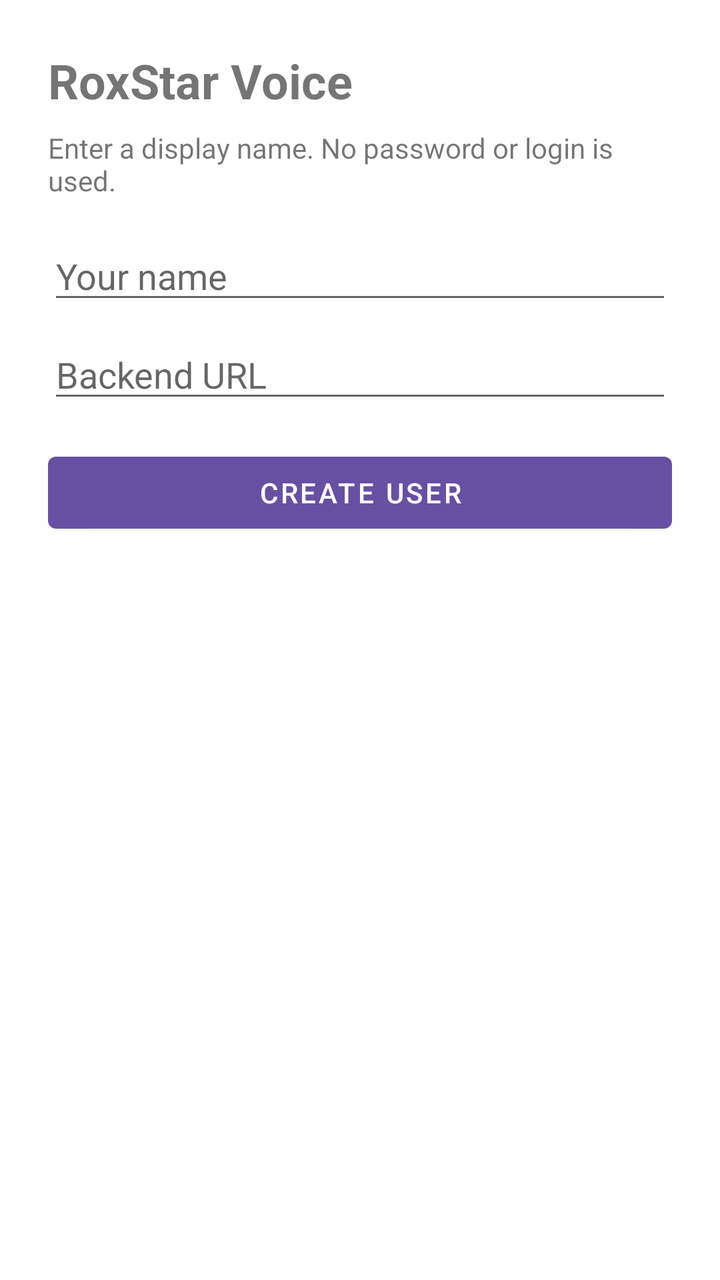
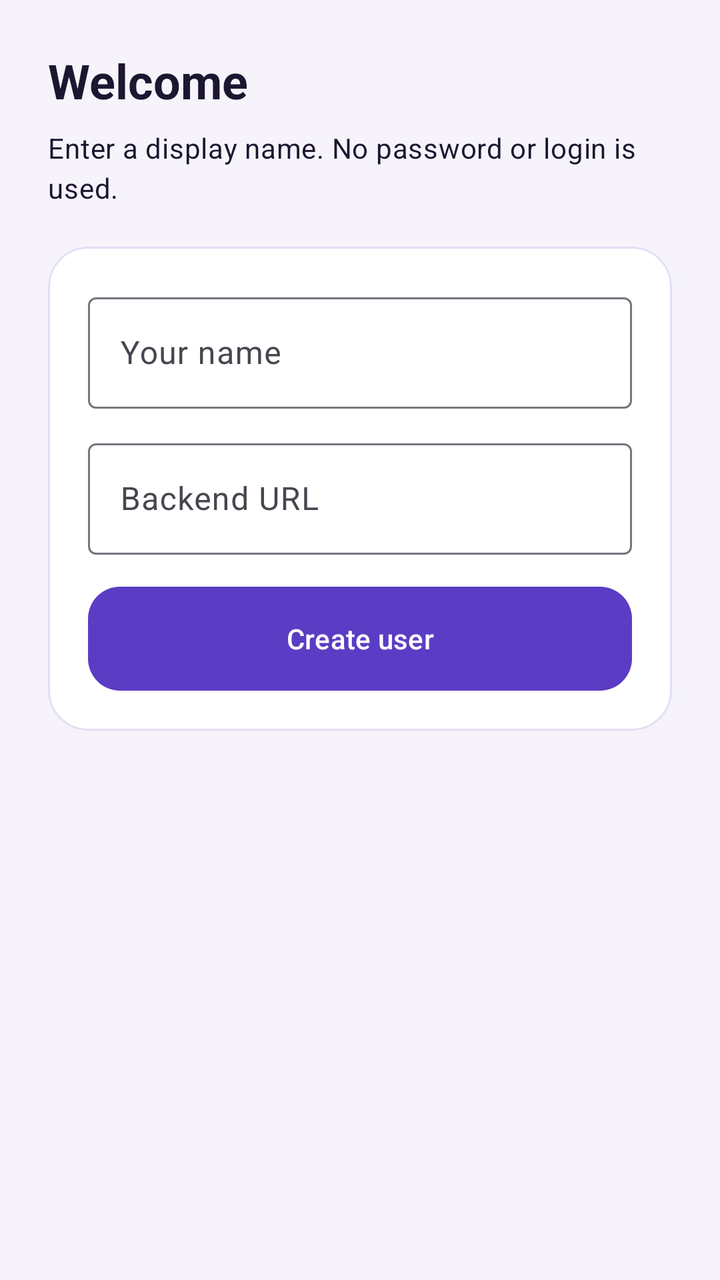

Two renders of the same Android screen: before a commit and after it. Below are the layout's source before the change and the commit's diff.
<!-- AndroidManifest.xml: application theme Theme.RoxStar -->
<!-- res/layout/fragment_name_setup.xml -->
<?xml version="1.0" encoding="utf-8"?>
<ScrollView xmlns:android="http://schemas.android.com/apk/res/android"
    android:layout_width="match_parent"
    android:layout_height="match_parent">

    <LinearLayout
        android:layout_width="match_parent"
        android:layout_height="wrap_content"
        android:orientation="vertical"
        android:padding="24dp">

        <TextView
            android:layout_width="match_parent"
            android:layout_height="wrap_content"
            android:text="RoxStar Voice"
            android:textSize="24sp"
            android:textStyle="bold" />

        <TextView
            android:layout_width="match_parent"
            android:layout_height="wrap_content"
            android:layout_marginTop="8dp"
            android:text="Enter a display name. No password or login is used." />

        <EditText
            android:id="@+id/userName"
            android:layout_width="match_parent"
            android:layout_height="wrap_content"
            android:layout_marginTop="16dp"
            android:hint="Your name"
            android:inputType="textPersonName"
            android:maxLength="100" />

        <EditText
            android:id="@+id/apiUrl"
            android:layout_width="match_parent"
            android:layout_height="wrap_content"
            android:layout_marginTop="8dp"
            android:hint="Backend URL"
            android:inputType="textUri" />

        <Button
            android:id="@+id/createUser"
            android:layout_width="match_parent"
            android:layout_height="wrap_content"
            android:layout_marginTop="16dp"
            android:text="Create user" />

        <TextView
            android:id="@+id/status"
            android:layout_width="match_parent"
            android:layout_height="wrap_content"
            android:layout_marginTop="12dp" />
    </LinearLayout>
</ScrollView>
<!-- resources referenced by this layout -->
<resources>
  <style name="Theme.RoxStar" parent="Theme.MaterialComponents.Light.NoActionBar">
          <item name="colorPrimary">@color/purple_700</item>
          <item name="android:statusBarColor">@color/purple_700</item>
      </style>
  <color name="purple_700">#6750A4</color>
</resources>

<!-- the commit's change to res/layout/fragment_name_setup.xml (unified diff, before → after) -->
@@ -1,7 +1,10 @@
 <?xml version="1.0" encoding="utf-8"?>
 <ScrollView xmlns:android="http://schemas.android.com/apk/res/android"
+    xmlns:app="http://schemas.android.com/apk/res-auto"
     android:layout_width="match_parent"
-    android:layout_height="match_parent">
+    android:layout_height="match_parent"
+    android:background="@color/md_surface"
+    android:fillViewport="true">
 
     <LinearLayout
         android:layout_width="match_parent"
@@ -12,44 +15,76 @@
         <TextView
             android:layout_width="match_parent"
             android:layout_height="wrap_content"
-            android:text="RoxStar Voice"
-            android:textSize="24sp"
-            android:textStyle="bold" />
+            android:text="Welcome"
+            android:textAppearance="@style/TextAppearance.RoxStar.Title" />
 
         <TextView
             android:layout_width="match_parent"
             android:layout_height="wrap_content"
             android:layout_marginTop="8dp"
-            android:text="Enter a display name. No password or login is used." />
+            android:text="Enter a display name. No password or login is used."
+            android:textAppearance="@style/TextAppearance.RoxStar.Muted" />
 
-        <EditText
-            android:id="@+id/userName"
+        <com.google.android.material.card.MaterialCardView
             android:layout_width="match_parent"
             android:layout_height="wrap_content"
-            android:layout_marginTop="16dp"
-            android:hint="Your name"
-            android:inputType="textPersonName"
-            android:maxLength="100" />
+            android:layout_marginTop="20dp"
+            app:cardBackgroundColor="@color/md_card"
+            app:cardCornerRadius="20dp"
+            app:cardElevation="0dp"
+            app:strokeColor="#E4DDF3"
+            app:strokeWidth="1dp">
 
-        <EditText
-            android:id="@+id/apiUrl"
-            android:layout_width="match_parent"
-            android:layout_height="wrap_content"
-            android:layout_marginTop="8dp"
-            android:hint="Backend URL"
-            android:inputType="textUri" />
+            <LinearLayout
+                android:layout_width="match_parent"
+                android:layout_height="wrap_content"
+                android:orientation="vertical"
+                android:padding="20dp">
 
-        <Button
-            android:id="@+id/createUser"
-            android:layout_width="match_parent"
-            android:layout_height="wrap_content"
-            android:layout_marginTop="16dp"
-            android:text="Create user" />
+                <com.google.android.material.textfield.TextInputLayout
+                    android:layout_width="match_parent"
+                    android:layout_height="wrap_content"
+                    android:hint="Your name"
+                    app:boxBackgroundMode="outline"
+                    style="@style/Widget.Material3.TextInputLayout.OutlinedBox">
+
+                    <com.google.android.material.textfield.TextInputEditText
+                        android:id="@+id/userName"
+                        android:layout_width="match_parent"
+                        android:layout_height="wrap_content"
+                        android:inputType="textPersonName"
+                        android:maxLength="100" />
+                </com.google.android.material.textfield.TextInputLayout>
+
+                <com.google.android.material.textfield.TextInputLayout
+                    android:layout_width="match_parent"
+                    android:layout_height="wrap_content"
+                    android:layout_marginTop="12dp"
+                    android:hint="Backend URL"
+                    app:boxBackgroundMode="outline"
+                    style="@style/Widget.Material3.TextInputLayout.OutlinedBox">
+
+                    <com.google.android.material.textfield.TextInputEditText
+                        android:id="@+id/apiUrl"
+                        android:layout_width="match_parent"
+                        android:layout_height="wrap_content"
+                        android:inputType="textUri" />
+                </com.google.android.material.textfield.TextInputLayout>
+
+                <com.google.android.material.button.MaterialButton
+                    android:id="@+id/createUser"
+                    android:layout_width="match_parent"
+                    android:layout_height="wrap_content"
+                    android:layout_marginTop="16dp"
+                    android:text="Create user" />
+            </LinearLayout>
+        </com.google.android.material.card.MaterialCardView>
 
         <TextView
             android:id="@+id/status"
             android:layout_width="match_parent"
             android:layout_height="wrap_content"
-            android:layout_marginTop="12dp" />
+            android:layout_marginTop="16dp"
+            android:textAppearance="@style/TextAppearance.RoxStar.Muted" />
     </LinearLayout>
 </ScrollView>
<!-- resource entries referenced after the edit -->
@@ -1,9 +1,36 @@
 <!-- resources referenced by this layout -->
 <resources>
-  <style name="Theme.RoxStar" parent="Theme.MaterialComponents.Light.NoActionBar">
-          <item name="colorPrimary">@color/purple_700</item>
-          <item name="android:statusBarColor">@color/purple_700</item>
+  <color name="md_card">#FFFFFF</color>
+  <color name="md_surface">#F6F3FB</color>
+  <style name="TextAppearance.RoxStar.Muted" parent="TextAppearance.Material3.BodyMedium">
+          <item name="android:textColor">@color/md_muted</item>
       </style>
-  <color name="purple_700">#6750A4</color>
+  <style name="TextAppearance.RoxStar.Title" parent="TextAppearance.Material3.HeadlineSmall">
+          <item name="android:textColor">@color/md_text</item>
+          <item name="android:textStyle">bold</item>
+      </style>
+  <style name="Theme.RoxStar" parent="Theme.Material3.Light.NoActionBar">
+          <item name="colorPrimary">@color/md_primary</item>
+          <item name="colorOnPrimary">@color/md_on_primary</item>
+          <item name="colorPrimaryContainer">@color/md_primary_container</item>
+          <item name="colorOnPrimaryContainer">@color/md_text</item>
+          <item name="android:statusBarColor">@color/md_primary</item>
+          <item name="android:navigationBarColor">@color/md_surface</item>
+          <item name="android:windowBackground">@color/md_surface</item>
+          <item name="android:textColor">@color/md_text</item>
+          <item name="materialButtonStyle">@style/Widget.RoxStar.Button</item>
+      </style>
+  <color name="md_muted">#6B6280</color>
+  <color name="md_text">#1C1630</color>
+  <color name="md_primary">#5B3CC4</color>
+  <color name="md_on_primary">#FFFFFF</color>
+  <color name="md_primary_container">#E9DFFF</color>
+  <style name="Widget.RoxStar.Button" parent="Widget.Material3.Button">
+          <item name="android:textAllCaps">false</item>
+          <item name="android:insetTop">0dp</item>
+          <item name="android:insetBottom">0dp</item>
+          <item name="android:minHeight">52dp</item>
+          <item name="cornerRadius">16dp</item>
+      </style>
 </resources>
 
